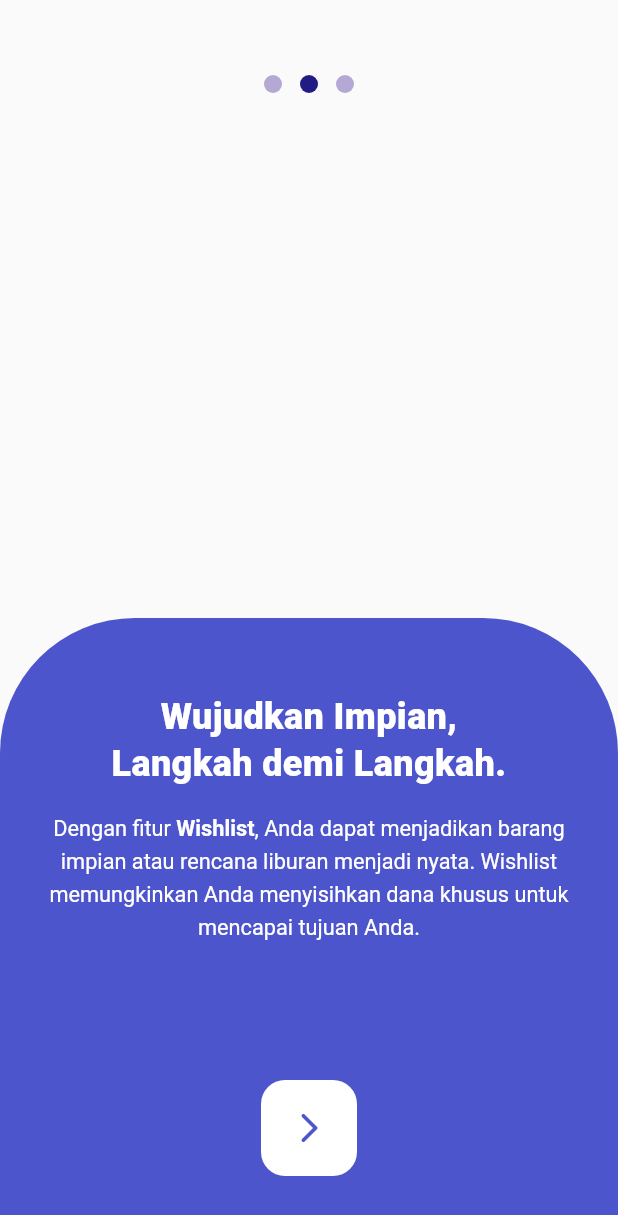
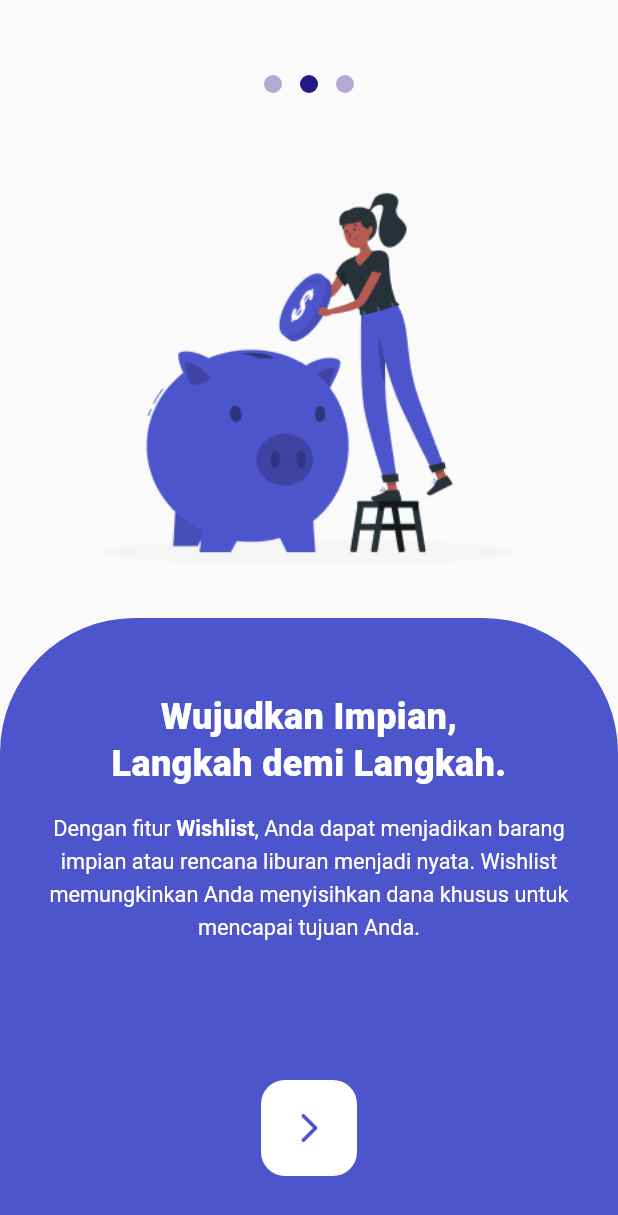
Before and after one commit to SigitBimantoro/Artha-Bank, a Flutter app: the screen it shows after launch, swiped to page 2, on a phone screen of 412 x 824 dp. Shown: the top 1215 px of the screen. Run offline on Flutter 3.47's test engine with Material 3 defaults, Android fonts, the phone set to English and light mode, and no system bars; our stand-ins replace image_picker, open_file, share_plus, shared_preferences; missing offline and left inert: dart:html, mobile_scanner; Roboto replaces fonts that are missing (Poppins).

Commit message:
update: tambah vektor di landing page

```diff
--- a/Artha_Frontend/lib/pages/landing_page.dart
+++ b/Artha_Frontend/lib/pages/landing_page.dart
@@ -12,53 +12,56 @@ class _LandingPageState extends State<LandingPage> {
   final PageController _pageController = PageController();
   int _currentPage = 0;
 
+  final List<String> _landingImages = [
+    'assets/koin.png',
+    'assets/savings.png',
+    'assets/analisis.png',
+  ];
+
   @override
   void dispose() {
     _pageController.dispose();
     super.dispose();
   }
 
-  // Fungsi untuk berpindah ke slide selanjutnya
   void _nextPage() {
     if (_currentPage < 2) {
-      // Pindah slide secara INSTAN tanpa animasi geser
       _pageController.jumpToPage(_currentPage + 1);
     } else {
-      // Transisi dari BAWAH ke ATAS dengan ujung melengkung yang mulus
       Navigator.pushReplacement(
         context,
         PageRouteBuilder(
-          // Durasi dipanjangkan sedikit agar efek "smooth" / perlambatannya lebih terasa
           transitionDuration: const Duration(milliseconds: 800),
           pageBuilder: (context, animation, secondaryAnimation) =>
               const WelcomePage(),
           transitionsBuilder: (context, animation, secondaryAnimation, child) {
-            // 1. Setup Animasi Slide (Naik dari bawah)
             const begin = Offset(0.0, 1.0);
             const end = Offset.zero;
-            // Gunakan curve ini untuk efek awal cepat, tapi sangat mulus & pelan saat mau berhenti
             const curve = Curves.fastLinearToSlowEaseIn;
 
-            var slideTween = Tween(
+            final slideTween = Tween(
               begin: begin,
               end: end,
             ).chain(CurveTween(curve: curve));
-            var offsetAnimation = animation.drive(slideTween);
 
-            // 2. Setup Animasi Lengkungan (Border Radius dari 40 ke 0)
-            var radiusAnimation = Tween<double>(
+            final offsetAnimation = animation.drive(slideTween);
+
+            final radiusAnimation = Tween<double>(
               begin: 40.0,
               end: 0.0,
-            ).animate(CurvedAnimation(parent: animation, curve: curve));
+            ).animate(
+              CurvedAnimation(
+                parent: animation,
+                curve: curve,
+              ),
+            );
 
-            // 3. Gabungkan transisi geser dengan perubahan bentuk sudut
             return SlideTransition(
               position: offsetAnimation,
               child: AnimatedBuilder(
                 animation: animation,
                 builder: (context, childWidget) {
                   return ClipRRect(
-                    // Ujung kiri atas dan kanan atas melengkung lalu perlahan jadi kotak
                     borderRadius: BorderRadius.vertical(
                       top: Radius.circular(radiusAnimation.value),
                     ),
@@ -80,7 +83,6 @@ class _LandingPageState extends State<LandingPage> {
       backgroundColor: const Color(0xFFFAFAFA),
       body: Stack(
         children: [
-          // PAGE VIEW UNTUK 3 SLIDE
           PageView(
             controller: _pageController,
             physics: const NeverScrollableScrollPhysics(),
@@ -90,8 +92,8 @@ class _LandingPageState extends State<LandingPage> {
               });
             },
             children: [
-              // Slide 1
               _buildSlide(
+                imagePath: _landingImages[0],
                 title: 'Kendali Penuh atas\nSetiap Rupiah!',
                 descPrefix:
                     'Pantau seluruh pengeluaran Anda secara otomatis dan rapi. ',
@@ -99,16 +101,16 @@ class _LandingPageState extends State<LandingPage> {
                 descSuffix:
                     ' mengelompokkan transaksi Anda ke dalam kategori yang jelas, sehingga Anda tahu persis ke mana uang Anda pergi.',
               ),
-              // Slide 2
               _buildSlide(
+                imagePath: _landingImages[1],
                 title: 'Wujudkan Impian,\nLangkah demi Langkah.',
                 descPrefix: 'Dengan fitur ',
                 descBold: 'Wishlist',
                 descSuffix:
                     ', Anda dapat menjadikan barang impian atau rencana liburan menjadi nyata. Wishlist memungkinkan Anda menyisihkan dana khusus untuk mencapai tujuan Anda.',
               ),
-              // Slide 3
               _buildSlide(
+                imagePath: _landingImages[2],
                 title: 'Belanja Bijak,\nTabungan Aman.',
                 descPrefix:
                     'Atur batas belanja harian Anda untuk menjaga arus kas tetap sehat. Artha akan memberikan ',
@@ -119,7 +121,6 @@ class _LandingPageState extends State<LandingPage> {
             ],
           ),
 
-          // DOTS INDICATOR
           Positioned(
             top: MediaQuery.of(context).padding.top + 50,
             left: 0,
@@ -137,7 +138,6 @@ class _LandingPageState extends State<LandingPage> {
     );
   }
 
-  // Widget Indikator Titik (Dots)
   Widget _buildDot({required bool isActive}) {
     return AnimatedContainer(
       duration: const Duration(milliseconds: 300),
@@ -151,8 +151,8 @@ class _LandingPageState extends State<LandingPage> {
     );
   }
 
-  // Komponen pembangun untuk Slide 1, 2, dan 3
   Widget _buildSlide({
+    required String imagePath,
     required String title,
     required String descPrefix,
     required String descBold,
@@ -160,7 +160,29 @@ class _LandingPageState extends State<LandingPage> {
   }) {
     return Column(
       children: [
-        const Expanded(flex: 1, child: SizedBox()),
+        Expanded(
+          flex: 1,
+          child: SafeArea(
+            bottom: false,
+            child: Padding(
+              padding: const EdgeInsets.only(
+                top: 95,
+                left: 28,
+                right: 28,
+                bottom: 20,
+              ),
+              child: Center(
+                child: Image.asset(
+                  imagePath,
+                  width: double.infinity,
+                  height: 300,
+                  fit: BoxFit.contain,
+                ),
+              ),
+            ),
+          ),
+        ),
+
         Expanded(
           flex: 1,
           child: Container(
@@ -187,6 +209,7 @@ class _LandingPageState extends State<LandingPage> {
                     color: Colors.white,
                     fontSize: 24,
                     fontWeight: FontWeight.w900,
+                    fontFamily: 'Poppins',
                     height: 1.3,
                   ),
                 ),
@@ -204,7 +227,9 @@ class _LandingPageState extends State<LandingPage> {
                       TextSpan(text: descPrefix),
                       TextSpan(
                         text: descBold,
-                        style: const TextStyle(fontWeight: FontWeight.w700),
+                        style: const TextStyle(
+                          fontWeight: FontWeight.w700,
+                        ),
                       ),
                       TextSpan(text: descSuffix),
                     ],
```
